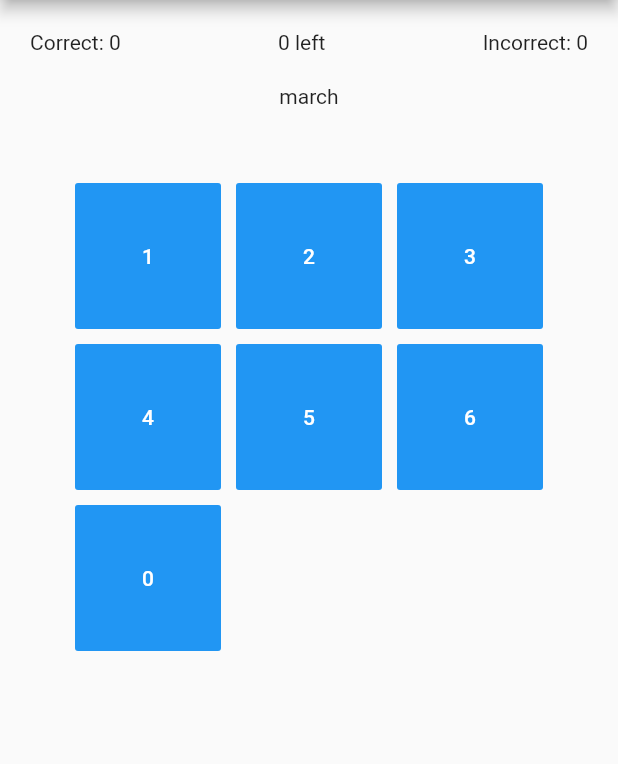
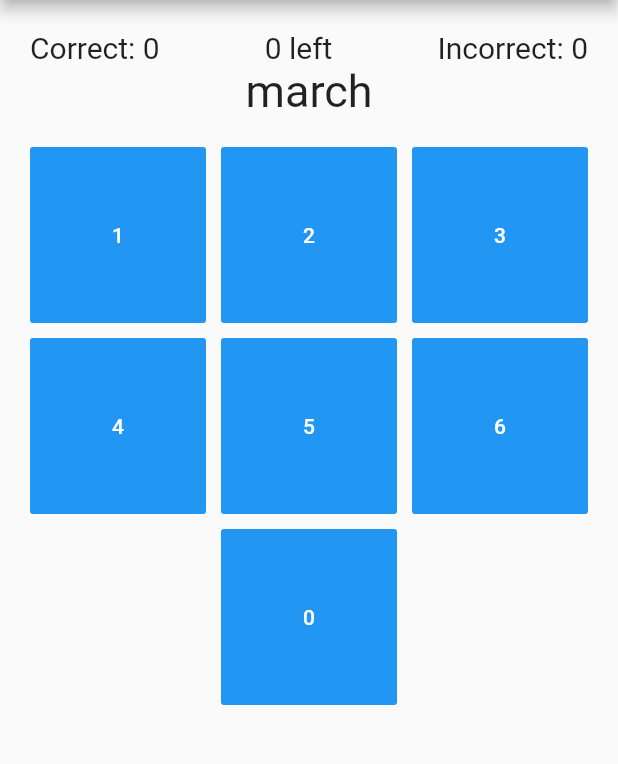
Before and after one commit to broodjeaap/ohthatsa, a Flutter app: the MonthPracticePage screen opened directly with empty values, on a phone screen of 412 x 824 dp, the part 84-848 px from its top. Run offline on Flutter 3.47's test engine with Material 2 defaults, Android fonts, the phone set to English and light mode, and no system bars; our stand-ins replace numberpicker; statements that could not run were skipped.

Commit message:
Improved layout of month practice

```diff
--- a/lib/pages/practice/month/MonthPracticeAnswer.dart
+++ b/lib/pages/practice/month/MonthPracticeAnswer.dart
@@ -1,5 +1,7 @@
+import 'package:ohthatsa/util/Months.dart';
+
 class MonthPracticeAnswer {
-  final int month;
+  final Month month;
   final int answer;
 
   MonthPracticeAnswer(this.month, this.answer);
--- a/lib/pages/practice/month/MonthPracticePage.dart
+++ b/lib/pages/practice/month/MonthPracticePage.dart
@@ -18,28 +18,72 @@ class _MonthPracticeState extends State<MonthPracticePage> {
   int _correct = 0;
   int _incorrect = 0;
   static final _random = new Random();
-  String _month = Months.stringList[_random.nextInt(Months.length)];
+  Month _month = Months.getFromInt(_random.nextInt(Months.length));
   List<MonthPracticeAnswer> answers = new List<MonthPracticeAnswer>();
 
   Widget getAnswerRow(){
     List<Widget> answerBoxes = new List<Widget>();
-    double screenWidth = MediaQuery.of(context).size.width;
     for(MonthPracticeAnswer answer in answers){
       Color c = Colors.green;
-      if(answer.month != answer.answer){
+      if(answer.month.value != answer.answer){
         c = Colors.red;
       }
       answerBoxes.add(
-          new SizedBox(
-              width: screenWidth / _startCount,
-              height: 100,
-              child: new DecoratedBox(
-                  decoration: BoxDecoration(color: c)
+          new Expanded(
+            child: new Container(
+              height: 10,
+              color: c
+            )
+          )
+      );
+    }
+    for(int i in Iterable.generate(_startCount - _count)) {
+      answerBoxes.add(
+          new Expanded(
+              child: new Container(
+                  height: 10,
+                  color: Colors.blue,
               )
           )
       );
     }
     return new Row(children: answerBoxes);
+  }
+
+  Widget getButtons(){
+    List<Widget> buttons = new List<Widget>();
+    for(int i in [1,2,3,4,5,6]){
+      buttons.add(
+        new FlatButton(
+            onPressed: () {
+              checkMonth(i);
+            },
+            color: Colors.blue,
+            textColor: Colors.white,
+            child: new Text(i.toString())
+        )
+      );
+    }
+    buttons.add(Container());
+    buttons.add(new FlatButton(
+            onPressed: () {
+              checkMonth(0);
+            },
+            color: Colors.blue,
+            textColor: Colors.white,
+            child: new Text("0")
+        )
+    );
+    buttons.add(Container());
+    return new GridView.count(
+      primary: false,
+      crossAxisCount: 3,
+      padding: EdgeInsets.fromLTRB(0, 20, 0, 20),
+      mainAxisSpacing: 10,
+      crossAxisSpacing: 10,
+      shrinkWrap: true,
+      children: buttons
+    );
   }
 
   @override
@@ -52,119 +96,65 @@ class _MonthPracticeState extends State<MonthPracticePage> {
         title: Text("Practicing months"),
       ),
       body: Center(
+        child: new Container(
+          padding: EdgeInsets.all(20),
           child: new Column(
               children: <Widget>[
-            new Container(
-              padding: EdgeInsets.all(20),
-              child: new Row(
+                new Row(
                   mainAxisAlignment: MainAxisAlignment.spaceBetween,
                   children: <Widget>[
                     new Text(
-                      "Correct: " + _correct.toString()
-                  ),
-                  new Text(
-                      (_startCount - _count).toString() + " left"
-                  ),
-                  new Text(
-                    "Incorrect: " + _incorrect.toString()
-                  )
-                ],
+                        "Correct: " + _correct.toString(),
+                        style: TextStyle(
+                          fontSize: 20,
                         )
                     ),
                     new Text(
-                _month
+                        (_startCount - _count).toString() + " left",
+                        style: TextStyle(
+                          fontSize: 20,
+                        )
                     ),
-            new GridView.count(
-              primary: false,
-              crossAxisCount: 3,
-              padding: EdgeInsets.all(50),
-              mainAxisSpacing: 10,
-              crossAxisSpacing: 10,
-              shrinkWrap: true,
-              children: <Widget>[
-                new FlatButton(
-                    onPressed: () {
-                      checkMonth(1);
-                    },
-                    color: Colors.blue,
-                    textColor: Colors.white,
-                    child: new Text("1")
+                    new Text(
+                        "Incorrect: " + _incorrect.toString(),
+                        style: TextStyle(
+                          fontSize: 20,
+                        )
+                    )
+                  ],
                 ),
-                new FlatButton(
-                    onPressed: () {
-                      checkMonth(2);
-                    },
-                    color: Colors.blue,
-                    textColor: Colors.white,
-                    child: new Text("2")
+                new Text(
+                    _month.string,
+                    style: TextStyle(
+                      fontSize: 30,
+                    )
                 ),
-                new FlatButton(
-                    onPressed: () {
-                      checkMonth(3);
-                    },
-                    color: Colors.blue,
-                    textColor: Colors.white,
-                    child: new Text("3")
-                ),
-                new FlatButton(
-                    onPressed: () {
-                      checkMonth(4);
-                    },
-                    color: Colors.blue,
-                    textColor: Colors.white,
-                    child: new Text("4")
-                ),
-                new FlatButton(
-                    onPressed: () {
-                      checkMonth(5);
-                    },
-                    color: Colors.blue,
-                    textColor: Colors.white,
-                    child: new Text("5")
-                ),
-                new FlatButton(
-                    onPressed: () {
-                      checkMonth(6);
-                    },
-                    color: Colors.blue,
-                    textColor: Colors.white,
-                    child: new Text("6")
-                ),
-                new FlatButton(
-                    onPressed: () {
-                      checkMonth(0);
-                    },
-                    color: Colors.blue,
-                    textColor: Colors.white,
-                    child: new Text("0")
-                )
-              ]
-            ),
+                getButtons(),
                 new Align(
                     alignment: FractionalOffset.bottomCenter,
                     child: getAnswerRow()
                 )
-          ],
+              ]
+          )
         )
       )
     );
   }
 
   void checkMonth(int answer){
-    int month = DayCalculator.getMonthValueByString(_month);
-    if(answer == month){
+    if(answer == _month.value){
       _correct += 1;
     } else {
       _incorrect += 1;
     }
     _count += 1;
-    answers.add(new MonthPracticeAnswer(month, answer));
+    answers.add(new MonthPracticeAnswer(_month, answer));
     if((_startCount - _count) == 0) {
       Navigator.pop(context);
       return;
     }
     setState(() => {
-      _month = Months.stringList[_random.nextInt(Months.length)]
+      _month = Months.getFromInt(_random.nextInt(Months.length))
     });
   }
 }
```
Lines whose indentation alone changed are shown as unchanged.
